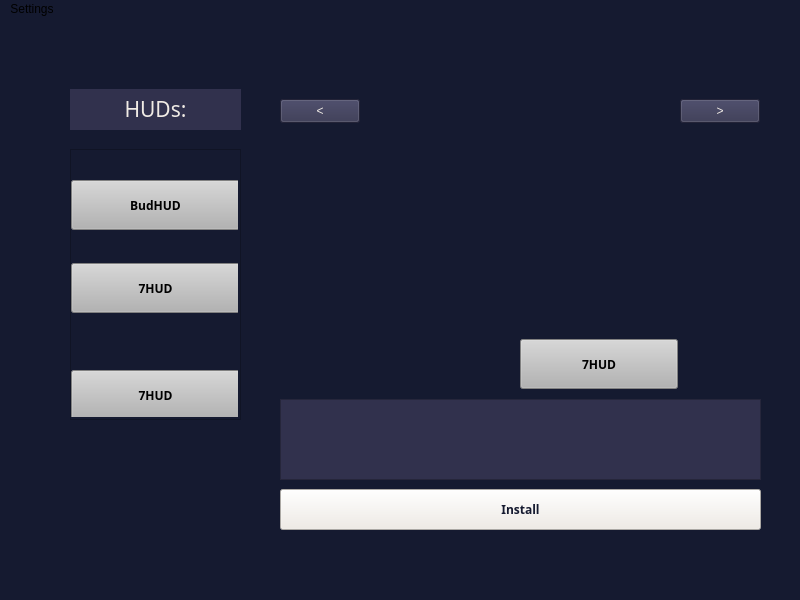
Above: mainwindow.ui from Croudxd/YourHUDs before the change. Below: the same form after it.
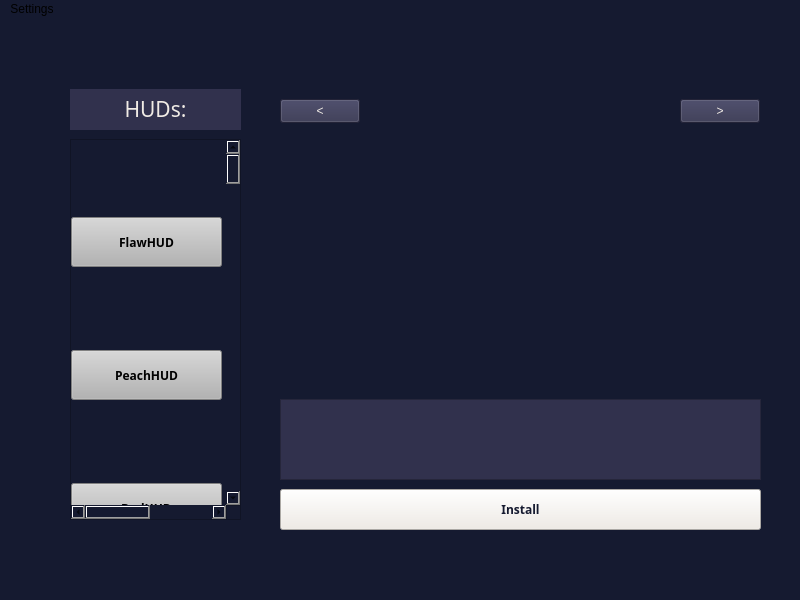
That is the form after the change.

Commit message: Added scroll wheel area, can now scroll through the buttons area, Added another hud.

What changed in the file:
```diff
--- a/mainwindow.ui
+++ b/mainwindow.ui
@@ -152,83 +152,109 @@
      <string>&gt;</string>
     </property>
    </widget>
-   <widget class="QPushButton" name="button7Hud_2">
-    <property name="geometry">
-     <rect>
-      <x>520</x>
-      <y>320</y>
-      <width>158</width>
-      <height>50</height>
-     </rect>
-    </property>
-    <property name="sizePolicy">
-     <sizepolicy hsizetype="Fixed" vsizetype="Fixed">
-      <horstretch>0</horstretch>
-      <verstretch>0</verstretch>
-     </sizepolicy>
-    </property>
-    <property name="maximumSize">
-     <size>
-      <width>400</width>
-      <height>50</height>
-     </size>
-    </property>
-    <property name="font">
-     <font>
-      <family>Segoe UI Black</family>
-      <bold>true</bold>
-     </font>
-    </property>
-    <property name="styleSheet">
-     <string notr="true">color: rgb(0, 0, 0);
-background-color: rgb(179, 179, 179);</string>
-    </property>
-    <property name="text">
-     <string>7HUD</string>
-    </property>
-   </widget>
-   <widget class="QWidget" name="verticalLayoutWidget">
+   <widget class="QScrollArea" name="scrollArea">
     <property name="geometry">
      <rect>
       <x>70</x>
-      <y>130</y>
+      <y>120</y>
       <width>171</width>
-      <height>271</height>
+      <height>381</height>
      </rect>
     </property>
-    <layout class="QVBoxLayout" name="verticalLayout">
-     <item>
-      <widget class="QScrollArea" name="scrollArea">
-       <property name="enabled">
-        <bool>true</bool>
-       </property>
-       <property name="autoFillBackground">
-        <bool>false</bool>
-       </property>
-       <property name="sizeAdjustPolicy">
-        <enum>QAbstractScrollArea::AdjustToContents</enum>
-       </property>
-       <property name="widgetResizable">
-        <bool>false</bool>
-       </property>
-       <widget class="QWidget" name="scrollAreaWidgetContents">
-        <property name="geometry">
-         <rect>
-          <x>0</x>
-          <y>0</y>
-          <width>167</width>
-          <height>267</height>
-         </rect>
-        </property>
+    <property name="widgetResizable">
+     <bool>true</bool>
+    </property>
+    <widget class="QWidget" name="scrollAreaWidgetContents">
+     <property name="geometry">
+      <rect>
+       <x>0</x>
+       <y>0</y>
+       <width>300</width>
+       <height>9000</height>
+      </rect>
+     </property>
+     <property name="minimumSize">
+      <size>
+       <width>300</width>
+       <height>9000</height>
+      </size>
+     </property>
+     <widget class="QWidget" name="verticalLayoutWidget_2">
+      <property name="geometry">
+       <rect>
+        <x>0</x>
+        <y>0</y>
+        <width>151</width>
+        <height>471</height>
+       </rect>
+      </property>
+      <layout class="QVBoxLayout" name="verticalLayout_2">
+       <item>
+        <widget class="QPushButton" name="button7Hud">
+         <property name="sizePolicy">
+          <sizepolicy hsizetype="Fixed" vsizetype="Fixed">
+           <horstretch>0</horstretch>
+           <verstretch>0</verstretch>
+          </sizepolicy>
+         </property>
+         <property name="maximumSize">
+          <size>
+           <width>400</width>
+           <height>50</height>
+          </size>
+         </property>
+         <property name="font">
+          <font>
+           <family>Segoe UI Black</family>
+           <bold>true</bold>
+          </font>
+         </property>
+         <property name="styleSheet">
+          <string notr="true">color: rgb(0, 0, 0);
+background-color: rgb(179, 179, 179);</string>
+         </property>
+         <property name="text">
+          <string>FlawHUD</string>
+         </property>
+         <property name="default">
+          <bool>false</bool>
+         </property>
+         <property name="flat">
+          <bool>false</bool>
+         </property>
+        </widget>
+       </item>
+       <item>
+        <widget class="QPushButton" name="buttonpeachHUD">
+         <property name="sizePolicy">
+          <sizepolicy hsizetype="Fixed" vsizetype="Fixed">
+           <horstretch>0</horstretch>
+           <verstretch>0</verstretch>
+          </sizepolicy>
+         </property>
+         <property name="maximumSize">
+          <size>
+           <width>400</width>
+           <height>50</height>
+          </size>
+         </property>
+         <property name="font">
+          <font>
+           <family>Segoe UI Black</family>
+           <bold>true</bold>
+          </font>
+         </property>
+         <property name="styleSheet">
+          <string notr="true">color: rgb(0, 0, 0);
+background-color: rgb(179, 179, 179);</string>
+         </property>
+         <property name="text">
+          <string>PeachHUD</string>
+         </property>
+        </widget>
+       </item>
+       <item>
         <widget class="QPushButton" name="buttonBudHUD">
-         <property name="geometry">
-          <rect>
-           <x>0</x>
-           <y>30</y>
-           <width>169</width>
-           <height>50</height>
-          </rect>
-         </property>
          <property name="sizePolicy">
           <sizepolicy hsizetype="Fixed" vsizetype="Fixed">
            <horstretch>0</horstretch>
@@ -255,92 +281,10 @@
           <string>BudHUD</string>
          </property>
         </widget>
-        <widget class="QPushButton" name="button7Hud">
-         <property name="geometry">
-          <rect>
-           <x>0</x>
-           <y>113</y>
-           <width>169</width>
-           <height>50</height>
-          </rect>
-         </property>
-         <property name="sizePolicy">
-          <sizepolicy hsizetype="Fixed" vsizetype="Fixed">
-           <horstretch>0</horstretch>
-           <verstretch>0</verstretch>
-          </sizepolicy>
-         </property>
-         <property name="maximumSize">
-          <size>
-           <width>400</width>
-           <height>50</height>
-          </size>
-         </property>
-         <property name="font">
-          <font>
-           <family>Segoe UI Black</family>
-           <bold>true</bold>
-          </font>
-         </property>
-         <property name="styleSheet">
-          <string notr="true">color: rgb(0, 0, 0);
-background-color: rgb(179, 179, 179);</string>
-         </property>
-         <property name="text">
-          <string>7HUD</string>
-         </property>
-         <property name="default">
-          <bool>false</bool>
-         </property>
-         <property name="flat">
-          <bool>false</bool>
-         </property>
-        </widget>
-        <widget class="QPushButton" name="button7Hud_3">
-         <property name="geometry">
-          <rect>
-           <x>0</x>
-           <y>220</y>
-           <width>169</width>
-           <height>50</height>
-          </rect>
-         </property>
-         <property name="sizePolicy">
-          <sizepolicy hsizetype="Fixed" vsizetype="Fixed">
-           <horstretch>0</horstretch>
-           <verstretch>0</verstretch>
-          </sizepolicy>
-         </property>
-         <property name="maximumSize">
-          <size>
-           <width>400</width>
-           <height>50</height>
-          </size>
-         </property>
-         <property name="font">
-          <font>
-           <family>Segoe UI Black</family>
-           <bold>true</bold>
-          </font>
-         </property>
-         <property name="styleSheet">
-          <string notr="true">color: rgb(0, 0, 0);
-background-color: rgb(179, 179, 179);</string>
-         </property>
-         <property name="text">
-          <string>7HUD</string>
-         </property>
-         <property name="default">
-          <bool>false</bool>
-         </property>
-         <property name="flat">
-          <bool>false</bool>
-         </property>
-        </widget>
-       </widget>
-      </widget>
-     </item>
-    </layout>
+       </item>
+      </layout>
+     </widget>
+    </widget>
    </widget>
   </widget>
   <widget class="QMenuBar" name="menubar">
```
The commit also changes 7 other files.
